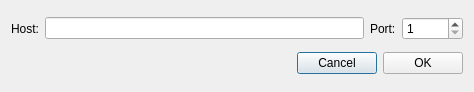
This is src/gui/ui/newpooldialog.ui in ConcealNetwork/conceal-desktop as Qt 5 draws it before an edit. The edited form follows.
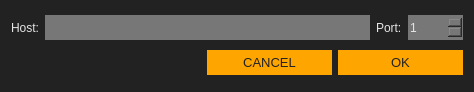
This is the edited form.

Patch:
```diff
--- a/src/gui/ui/newpooldialog.ui
+++ b/src/gui/ui/newpooldialog.ui
@@ -13,21 +13,54 @@
   <property name="windowTitle">
    <string>New pool</string>
   </property>
+  <property name="styleSheet">
+   <string notr="true">background-color: #222;
+color: #e5e5e5;
+border: 0px;</string>
+  </property>
   <layout class="QVBoxLayout" name="verticalLayout">
    <item>
     <layout class="QHBoxLayout" name="horizontalLayout">
      <item>
       <widget class="QLabel" name="label">
+       <property name="font">
+        <font>
+         <family>Arial</family>
+         <pointsize>9</pointsize>
+        </font>
+       </property>
        <property name="text">
         <string>Host:</string>
        </property>
       </widget>
      </item>
      <item>
-      <widget class="QLineEdit" name="m_hostEdit"/>
+      <widget class="QLineEdit" name="m_hostEdit">
+       <property name="minimumSize">
+        <size>
+         <width>0</width>
+         <height>25</height>
+        </size>
+       </property>
+       <property name="font">
+        <font>
+         <family>Arial</family>
+         <pointsize>9</pointsize>
+        </font>
+       </property>
+       <property name="styleSheet">
+        <string notr="true">background-color: #777;</string>
+       </property>
+      </widget>
      </item>
      <item>
       <widget class="QLabel" name="label_2">
+       <property name="font">
+        <font>
+         <family>Arial</family>
+         <pointsize>9</pointsize>
+        </font>
+       </property>
        <property name="text">
         <string>Port:</string>
        </property>
@@ -35,6 +68,21 @@
      </item>
      <item>
       <widget class="QSpinBox" name="m_portSpin">
+       <property name="minimumSize">
+        <size>
+         <width>0</width>
+         <height>25</height>
+        </size>
+       </property>
+       <property name="font">
+        <font>
+         <family>Arial</family>
+         <pointsize>9</pointsize>
+        </font>
+       </property>
+       <property name="styleSheet">
+        <string notr="true">background-color: #777;</string>
+       </property>
        <property name="minimum">
         <number>1</number>
        </property>
@@ -62,13 +110,43 @@
      </item>
      <item>
       <widget class="QPushButton" name="m_cancelButton">
+       <property name="minimumSize">
+        <size>
+         <width>125</width>
+         <height>25</height>
+        </size>
+       </property>
+       <property name="font">
+        <font>
+         <family>Arial</family>
+         <pointsize>10</pointsize>
+        </font>
+       </property>
+       <property name="styleSheet">
+        <string notr="true">color: #222; border-radius: 0px; border: 0px solid; background-color: orange;</string>
+       </property>
        <property name="text">
-        <string>Cancel</string>
+        <string>CANCEL</string>
        </property>
       </widget>
      </item>
      <item>
       <widget class="QPushButton" name="m_okButton">
+       <property name="minimumSize">
+        <size>
+         <width>125</width>
+         <height>25</height>
+        </size>
+       </property>
+       <property name="font">
+        <font>
+         <family>Arial</family>
+         <pointsize>10</pointsize>
+        </font>
+       </property>
+       <property name="styleSheet">
+        <string notr="true">color: #222; border-radius: 0px; border: 0px solid; background-color: orange;</string>
+       </property>
        <property name="text">
         <string>OK</string>
        </property>
```
